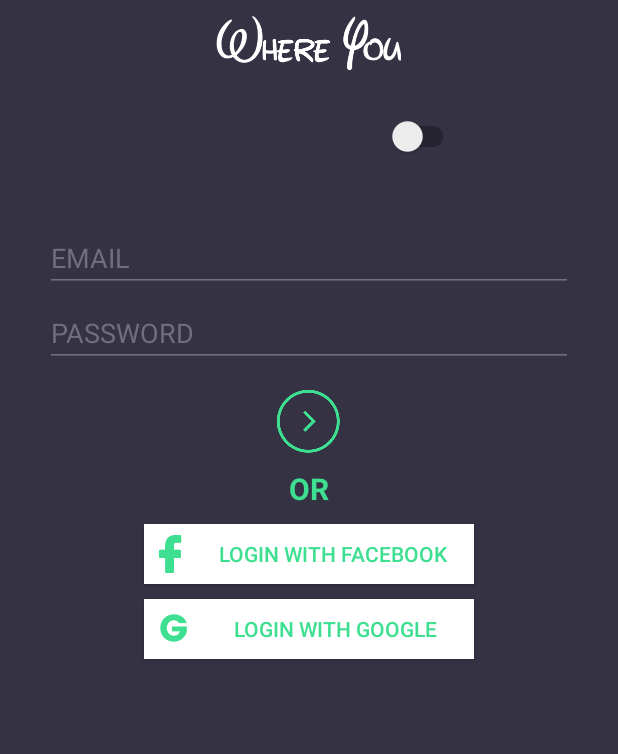
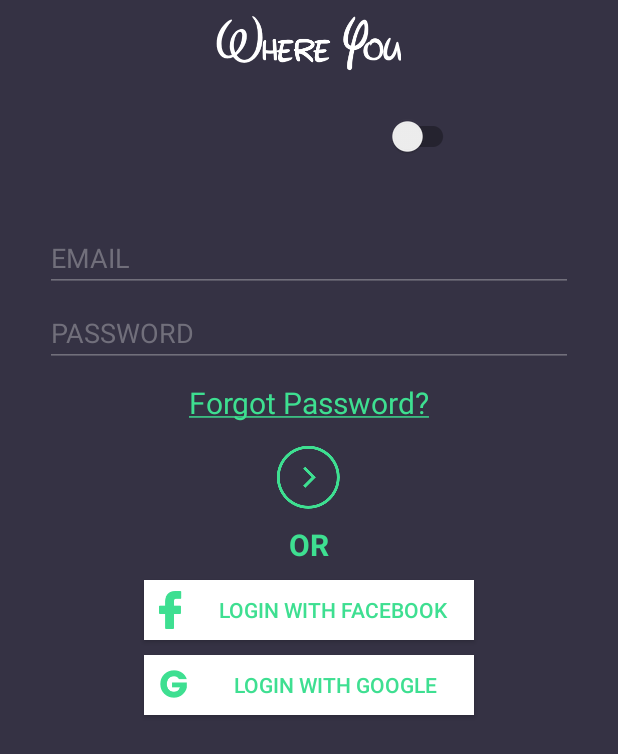
Before and after one commit to kaaxhiftaj/whereyou, an Android app: the fragment LoginFragment placed in its activity, on a phone screen of 412 x 824 dp. Shown: the top 754 px of the screen. Run offline under Robolectric (Android 15) with nearby library versions, the phone set to English and light mode, and no system bars; our stand-ins replace ButterKnife, Firebase (no records; nobody signed in at launch, a user with empty details on screens opened directly); libraries missing offline, so code that uses them is left out: belka.us.androidtoggleswitch; plain views replace ToggleSwitch; 4 statements that could not run were skipped.

Commit message:
Forgot Password done

```diff
--- a/app/src/main/res/layout/fragment_login.xml
+++ b/app/src/main/res/layout/fragment_login.xml
@@ -62,6 +62,16 @@
         android:textColor="@color/colorAccent"
         android:textColorHint="@color/colorAccentLight" />
 
+    <TextView
+        android:id="@+id/tv_forgot_password"
+        android:layout_width="wrap_content"
+        android:layout_height="wrap_content"
+        android:layout_gravity="center"
+        android:layout_marginTop="10sp"
+        android:text="@string/forgot_password"
+        android:textColor="@color/colorPrimaryDark"
+        android:textSize="20sp" />
+
     <ImageButton
         android:id="@+id/signin_next"
         android:layout_width="wrap_content"
--- a/app/src/main/res/values/strings.xml
+++ b/app/src/main/res/values/strings.xml
@@ -25,4 +25,5 @@
 
     <!-- TODO: Remove or change this placeholder text -->
     <string name="hello_blank_fragment">Hello blank fragment</string>
+    <string name="forgot_password"><u>Forgot Password?</u></string>
 </resources>
```
Also changed, not shown: app/src/main/java/com/techease/whereyou/ui/fragments/LoginFragment.java (+67 -5 lines).
